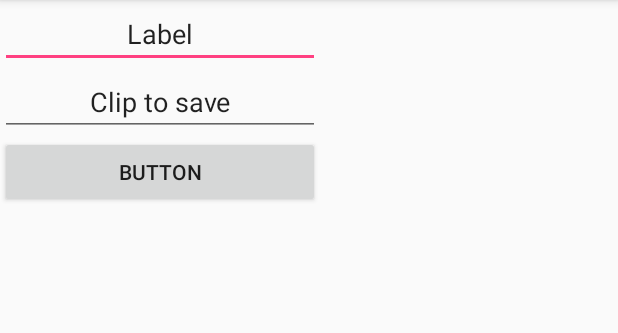
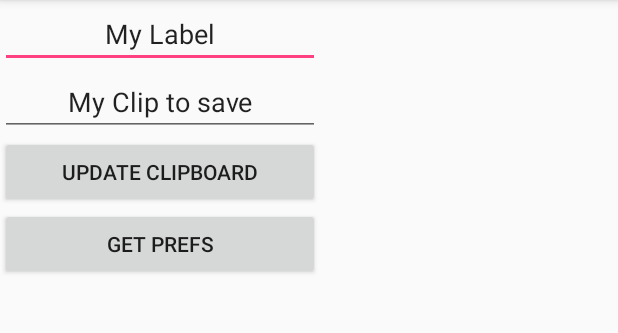
Before and after one commit to nicfol/Duplici, an Android app: the screen it shows after launch (MainActivity), on a phone screen of 412 x 824 dp, the part 84-417 px from its top. Run offline under Robolectric (Android 15) with nearby library versions, the phone set to English and light mode, and no system bars.

```diff
--- a/app/build.gradle
+++ b/app/build.gradle
@@ -27,4 +27,5 @@ dependencies {
     compile 'com.android.support:appcompat-v7:25.3.1'
     compile 'com.android.support.constraint:constraint-layout:1.0.2'
     testCompile 'junit:junit:4.12'
+    compile 'com.google.code.gson:gson:2.6.2'
 }
--- a/app/src/main/java/com/nicfol/duplici/MainActivity.java
+++ b/app/src/main/java/com/nicfol/duplici/MainActivity.java
@@ -3,8 +3,8 @@ package com.nicfol.duplici;
 import android.content.ClipData;
 import android.content.ClipboardManager;
 import android.content.Context;
+import android.os.Bundle;
 import android.support.v7.app.AppCompatActivity;
-import android.os.Bundle;
 import android.util.Log;
 import android.view.View;
 import android.widget.Button;
@@ -23,8 +23,8 @@ public class MainActivity extends AppCompatActivity {
 
         updateClip("START", "2");
 
-        final Button button = (Button) findViewById(R.id.updateClip);
-        button.setOnClickListener(new View.OnClickListener() {
+        final Button updateClipboard = (Button) findViewById(R.id.updateClip);
+        updateClipboard.setOnClickListener(new View.OnClickListener() {
             public void onClick(View v) {
 
                 EditText clipLabel = (EditText) findViewById(R.id.label);
@@ -32,7 +32,11 @@ public class MainActivity extends AppCompatActivity {
 
                 if(clipLabel != null && clipText != null) {
                     try {
-                        updateClip(clipLabel.getText().toString(), clipText.getText().toString());
+                        String savedLabel = clipLabel.getText().toString();
+                        String savedText = clipText.getText().toString();
+                        updateClip(savedLabel, savedText);
+
+
                     } catch (Exception e) {
                         e.printStackTrace();
                     }
--- a/app/src/main/res/layout/activity_main.xml
+++ b/app/src/main/res/layout/activity_main.xml
@@ -23,7 +23,7 @@
                 android:layout_height="wrap_content"
                 android:ems="10"
                 android:hint="Label"
-                android:text="Label"
+                android:text="My Label"
                 android:textAlignment="center"
                 tools:layout_editor_absoluteX="16dp"
                 tools:layout_editor_absoluteY="16dp" />
@@ -39,7 +39,7 @@
                 android:layout_height="wrap_content"
                 android:ems="10"
                 android:hint="Clip to save"
-                android:text="Clip to save"
+                android:text="My Clip to save"
                 android:textAlignment="center"
                 tools:layout_editor_absoluteX="16dp"
                 tools:layout_editor_absoluteY="64dp" />
@@ -53,9 +53,22 @@
                 android:id="@+id/updateClip"
                 android:layout_width="match_parent"
                 android:layout_height="wrap_content"
-                android:text="Button"
+                android:text="update clipboard"
                 tools:layout_editor_absoluteX="16dp"
                 tools:layout_editor_absoluteY="112dp" />
+        </TableRow>
+
+        <TableRow
+            android:layout_width="match_parent"
+            android:layout_height="match_parent">
+
+            <Button
+                android:id="@+id/getPrefs"
+                android:layout_width="match_parent"
+                android:layout_height="wrap_content"
+                android:text="get prefs"
+                tools:layout_editor_absoluteX="16dp"
+                tools:layout_editor_absoluteY="160dp" />
         </TableRow>
     </TableLayout>
 
```
Also changed, not shown: app/src/main/java/com/nicfol/duplici/DBHelper.java (added, +34 -0 lines), app/src/main/java/com/nicfol/duplici/Paste.java (added, +32 -0 lines).
